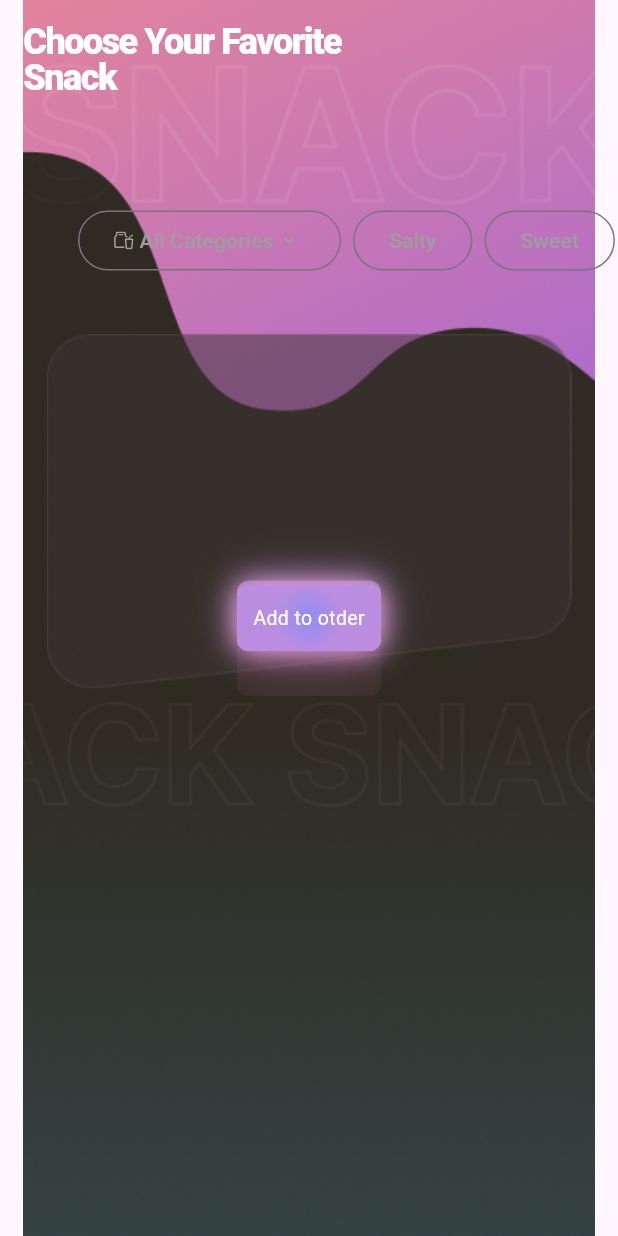
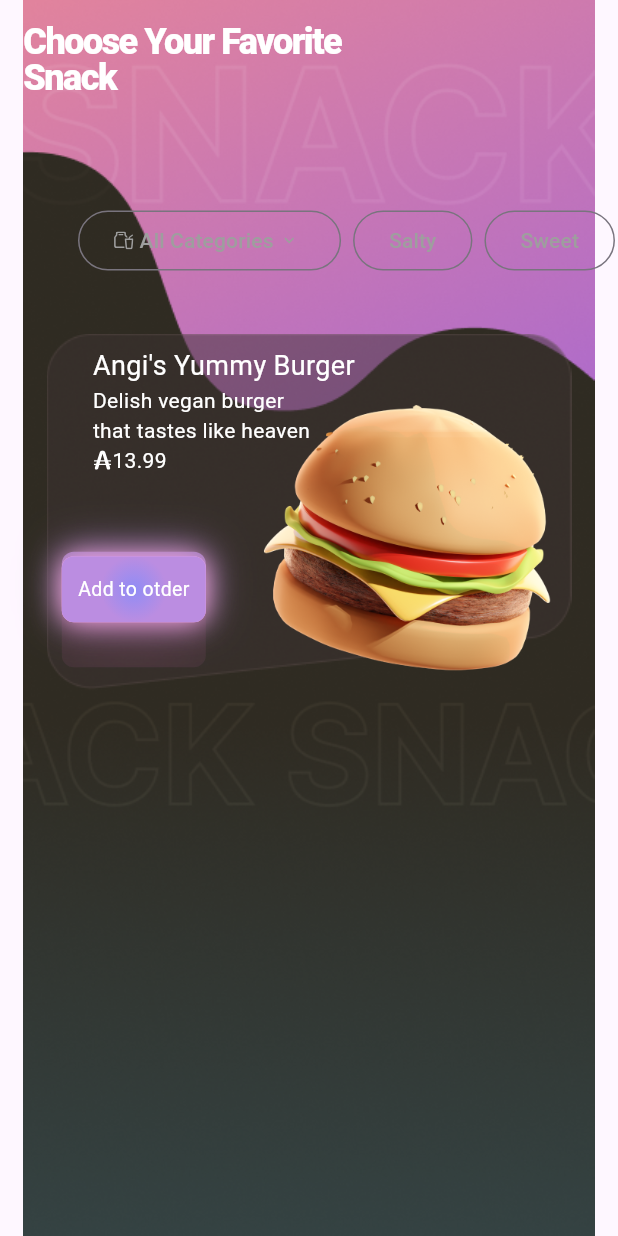
Before and after one commit to AppAk-SBerger/jp_screens, a Flutter app: the Order screen opened directly, on a phone screen of 412 x 824 dp. Run offline on Flutter 3.47's test engine with Material 3 defaults, Android fonts, the phone set to English and light mode, and no system bars; our stand-ins replace flutter_svg.

Commit message:
last commit befor timeout

```diff
--- a/lib/order.dart
+++ b/lib/order.dart
@@ -217,6 +217,52 @@ class Order extends StatelessWidget {
               ),
             ),
             Positioned(
+              top: screenHeight * 0.28,
+              left: screenWidth * 0.15,
+              child: Row(
+                crossAxisAlignment: CrossAxisAlignment.start,
+                mainAxisAlignment: MainAxisAlignment.spaceBetween,
+                children: [
+                  Column(
+                    crossAxisAlignment: CrossAxisAlignment.start,
+                    children: [
+                      Text(
+                          style: TextStyle(
+                            fontSize: 18,
+                            color: Color(0xFFFFFFFF),
+                          ),
+                          "Angi's Yummy Burger"),
+                      Text(
+                          style: TextStyle(
+                            color: Color(0xFFFFFFFF),
+                          ),
+                          "Delish vegan burger\nthat tastes like heaven"),
+                      Row(
+                        children: [
+                          SvgPicture.asset(
+                              height: 13,
+                              width: 13,
+                              colorFilter: ColorFilter.mode(
+                                Color(0xFFFFFFFF),
+                                BlendMode.srcIn,
+                              ),
+                              'assets/icons/A.svg'),
+                          Text(
+                              style: TextStyle(
+                                color: Color(0xFFFFFFFF),
+                              ),
+                              '13.99')
+                        ],
+                      )
+                    ],
+                  )
+                ],
+              ),
+            ),
+            // Add to order button
+            Positioned(
+              top: screenHeight * 0.45,
+              left: screenWidth * 0.1,
               child: Container(
                 width: 96,
                 height: 44,
@@ -230,7 +276,7 @@ class Order extends StatelessWidget {
                     stops: [0.0, 1.0],
                   ),
                   boxShadow: [
-                    //drop shadow
+                    //inner shadow
                     BoxShadow(
                         color: const Color(0xFF9375B6),
                         offset: Offset(0, -3),
@@ -245,7 +291,7 @@ class Order extends StatelessWidget {
                       spreadRadius: 0,
                       blurStyle: BlurStyle.solid,
                     ),
-                    // inner shadow
+                    // drop shadow
                     BoxShadow(
                       color: const Color(0x80EA71C5),
                       offset: Offset(0, 30),
@@ -261,6 +307,16 @@ class Order extends StatelessWidget {
                         style: TextStyle(fontSize: 13, color: Color(0xFFFFFFFF)), 'Add to otder')),
               ),
             ),
+            // burger-image
+            Positioned(
+              top: screenHeight * 0.3,
+              left: screenWidth * 0.4,
+              child: Image(
+                height: 225,
+                width: 225,
+                image: AssetImage('assets/images/burger.png'),
+              ),
+            ),
           ],
         ),
       ),
```
